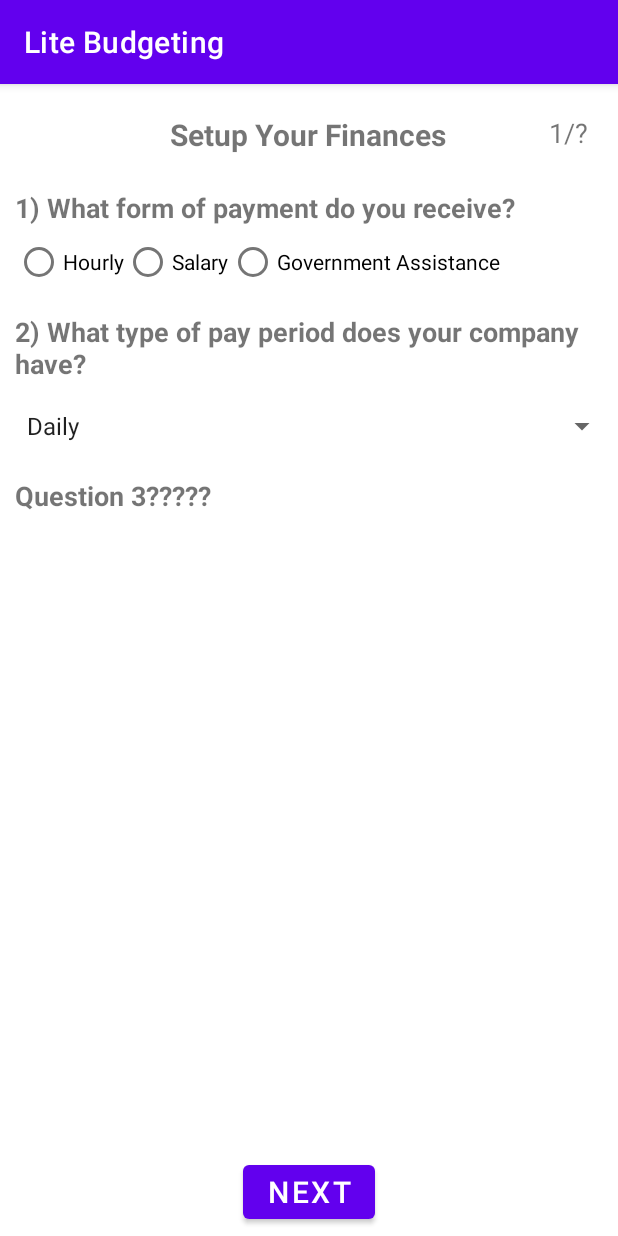
After one commit to Fennrii/BudgetApp, an Android app: the SetupP1 screen opened directly, with no data from a screen before it, on a phone screen of 412 x 824 dp. The commit adds this screen. Run offline under Robolectric (Android 15) with nearby library versions, the phone set to English and light mode, and no system bars.

Commit message:
initial ui

```diff
--- /dev/null
+++ b/app/src/main/java/com/example/litebudgeting/SetupP1.java
@@ -0,0 +1,41 @@
+package com.example.litebudgeting;
+
+import androidx.appcompat.app.AppCompatActivity;
+
+import android.content.Intent;
+import android.os.Bundle;
+import android.view.View;
+import android.widget.ArrayAdapter;
+import android.widget.Button;
+import android.widget.Spinner;
+
+public class SetupP1 extends AppCompatActivity {
+
+    @Override
+    protected void onCreate(Bundle savedInstanceState) {
+        super.onCreate(savedInstanceState);
+        setContentView(R.layout.activity_setup_p1);
+
+        nextPageButton();
+        spinner();
+    }
+
+    private void nextPageButton() {
+        Button nextButton = (Button) findViewById(R.id.btnNextP2);
+        nextButton.setOnClickListener(new View.OnClickListener() {
+            @Override
+            public void onClick(View view) {
+                startActivity(new Intent(SetupP1.this, SetupP2.class));
+            }
+        });
+    }
+
+    private void spinner(){
+        Spinner spinnerLanguages=findViewById(R.id.list_payPeriods);
+        ArrayAdapter<CharSequence> adapter=ArrayAdapter.createFromResource(this, R.array.pay_periods, android.R.layout.simple_spinner_item);
+        adapter.setDropDownViewResource(android.R.layout.simple_spinner_item);
+        spinnerLanguages.setAdapter(adapter);
+    }
+
+
+}
--- /dev/null
+++ b/app/src/main/res/layout/activity_setup_p1.xml
@@ -0,0 +1,117 @@
+<?xml version="1.0" encoding="utf-8"?>
+<RelativeLayout xmlns:android="http://schemas.android.com/apk/res/android"
+    xmlns:tools="http://schemas.android.com/tools"
+    android:layout_width="match_parent"
+    android:layout_height="match_parent"
+    tools:context=".SetupP1">
+
+
+    <!--Page Title-->
+    <TextView
+        android:layout_width="wrap_content"
+        android:layout_height="wrap_content"
+        android:text="@string/finance_txt"
+        android:layout_centerHorizontal="true"
+        android:layout_marginTop="20dp"
+        android:textSize="20sp"
+        android:textStyle="bold"
+        android:id="@+id/txtPageTitle"/>
+
+    <TextView
+        android:layout_width="wrap_content"
+        android:layout_height="wrap_content"
+        android:text="@string/question1_txt"
+        android:layout_marginStart="10dp"
+        android:layout_marginTop="70dp"
+        android:textSize="18sp"
+        android:textStyle="bold"
+        android:id="@+id/txtPaymentTypeQ"/>
+
+    <RadioGroup
+        android:id="@+id/payment_form"
+        android:layout_width="match_parent"
+        android:layout_height="wrap_content"
+        android:layout_below="@id/txtPaymentTypeQ"
+        android:orientation="horizontal"
+        android:layout_marginStart="10dp">
+
+        <RadioButton
+            android:id="@+id/hourly_pay"
+            android:text="@string/hourly_pay"
+            android:layout_width="wrap_content"
+            android:layout_height="wrap_content" />
+
+        <RadioButton
+            android:id="@+id/salary_pay"
+            android:text="@string/salary_pay"
+            android:layout_width="wrap_content"
+            android:layout_height="wrap_content" />
+
+        <RadioButton
+            android:id="@+id/government_pay"
+            android:text="@string/government_pay"
+            android:layout_width="wrap_content"
+            android:layout_height="wrap_content" />
+    </RadioGroup>
+
+
+
+    <!--Page Number-->
+    <TextView
+        android:layout_width="wrap_content"
+        android:layout_height="wrap_content"
+        android:text="@string/setup_page1"
+        android:textSize="18sp"
+        android:layout_marginTop="20dp"
+        android:layout_marginEnd="20dp"
+        android:layout_alignParentEnd="true"
+        android:id="@+id/txtPageNumber1"
+        tools:ignore="RelativeOverlap" />
+
+
+    <!--Next Button-->
+    <Button
+        android:layout_width="wrap_content"
+        android:layout_height="wrap_content"
+        android:text="@string/btnNext"
+        android:textSize="20sp"
+        android:layout_marginBottom="5dp"
+        android:layout_alignParentBottom="true"
+        android:layout_centerHorizontal="true"
+        android:id="@+id/btnNextP2"/>
+
+    <TextView
+        android:id="@+id/txtPayPeriodQ"
+        android:layout_width="wrap_content"
+        android:layout_height="wrap_content"
+        android:text="@string/question2_txt"
+        android:textSize="18sp"
+        android:layout_below="@id/payment_form"
+        android:layout_marginTop="10dp"
+        android:layout_marginStart="10dp"
+        android:textStyle="bold"/>
+
+    <Spinner
+        android:id="@+id/list_payPeriods"
+        android:layout_width="match_parent"
+        android:layout_height="48dp"
+        android:layout_below="@id/txtPayPeriodQ"
+        android:layout_marginTop="5dp"
+        android:layout_marginStart="10dp"
+        android:spinnerMode="dropdown"
+        android:contentDescription="@string/spinner_description"
+        android:tooltipText="@string/spinner_description"/>
+
+    <TextView
+        android:text="Question 3?????"
+        android:layout_below="@+id/list_payPeriods"
+        android:layout_width="wrap_content"
+        android:layout_height="wrap_content"
+        android:layout_marginStart="10dp"
+        android:layout_marginTop="10dp"
+        android:textSize="18sp"
+        android:textStyle="bold"
+        android:id="@+id/txtQ"/>
+
+
+</RelativeLayout>
--- a/app/src/main/res/values-night/themes.xml
+++ b/app/src/main/res/values-night/themes.xml
@@ -1,6 +1,6 @@
 <resources xmlns:tools="http://schemas.android.com/tools">
     <!-- Base application theme. -->
-    <style name="Theme.BudgetApp" parent="Theme.MaterialComponents.DayNight.DarkActionBar">
+    <style name="Theme.LiteBudgeting" parent="Theme.MaterialComponents.DayNight.DarkActionBar">
         <!-- Primary brand color. -->
         <item name="colorPrimary">@color/purple_200</item>
         <item name="colorPrimaryVariant">@color/purple_700</item>
--- a/app/src/main/res/values/strings.xml
+++ b/app/src/main/res/values/strings.xml
@@ -1,3 +1,56 @@
 <resources>
-    <string name="app_name">BudgetApp</string>
+    //Welcome Page Texts
+    <string name="thanks_txt">Thank you for installing our          Lite Budgeting App!</string>
+    <string name="tipFor_w1">Click the Setup button to start filling out our setup form.</string>
+    <string name="btnTo_setupForm">Setup</string>
+    //End
+
+
+
+    //Setup Page 1 Texts
+    <string name="app_name">Lite Budgeting</string>
+    <string name="finance_txt">Setup Your Finances</string>
+    <string name="question1_txt">1) What form of payment do you receive?</string>
+    <string name="question2_txt">2) What type of pay period does your company have?</string>
+    //End
+
+    //Pay Period Spinner Text
+    <string-array name="pay_periods">
+        //Needs to be changed
+        <item>Daily</item>
+        <item>Weekly</item>
+        <item>Bi-Weekly</item>
+        <item>Semi-Monthly</item>
+        <item>Monthly</item>
+        <item>Salary</item>
+    </string-array>
+    <string name="spinner_description">Enter in your Pay Period</string>
+    //End
+
+
+    //Payment types
+    <string name="hourly_pay">Hourly</string>
+    <string name="salary_pay">Salary</string>
+    <string name="government_pay">Government Assistance</string>
+    //End
+
+
+    //Page Number Text
+    <string name="setup_page1">1/?</string>
+    <string name="setup_page2">2/?</string>
+    <string name="setup_page3">3/?</string>
+    <string name="setup_page4">4/?</string>
+    <string name="setup_page5">5/?</string>
+    //End
+
+
+    //Setup Pages Buttons Text
+    <string name="btnNext">Next</string>
+    <string name="btnBack">Back</string>
+    <string name="btnSubmitForm">Submit</string>
+    //End
+
+
+
+
 </resources>
--- a/app/src/main/res/values/themes.xml
+++ b/app/src/main/res/values/themes.xml
@@ -1,6 +1,6 @@
 <resources xmlns:tools="http://schemas.android.com/tools">
     <!-- Base application theme. -->
-    <style name="Theme.BudgetApp" parent="Theme.MaterialComponents.DayNight.DarkActionBar">
+    <style name="Theme.LiteBudgeting" parent="Theme.MaterialComponents.DayNight.DarkActionBar">
         <!-- Primary brand color. -->
         <item name="colorPrimary">@color/purple_500</item>
         <item name="colorPrimaryVariant">@color/purple_700</item>
--- a/build.gradle
+++ b/build.gradle
@@ -1,5 +1,5 @@
 // Top-level build file where you can add configuration options common to all sub-projects/modules.
 plugins {
-    id 'com.android.application' version '7.4.1' apply false
-    id 'com.android.library' version '7.4.1' apply false
+    id 'com.android.application' version '7.4.2' apply false
+    id 'com.android.library' version '7.4.2' apply false
 }
--- a/settings.gradle
+++ b/settings.gradle
@@ -12,5 +12,5 @@ dependencyResolutionManagement {
         mavenCentral()
     }
 }
-rootProject.name = "BudgetApp"
+rootProject.name = "Lite Budgeting"
 include ':app'
```
Also changed, not shown: app/build.gradle (+7 -7 lines), app/src/main/AndroidManifest.xml (+11 -4 lines), app/src/main/java/com/example/litebudgeting/FinalSetupPage.java (added, +31 -0 lines), app/src/main/java/com/example/litebudgeting/MainActivity.java (added, +29 -0 lines), app/src/main/java/com/example/litebudgeting/SetupP2.java (added, +41 -0 lines), app/src/main/java/com/zybooks/budgetapp/MainActivity.java (deleted, +0 -14 lines), app/src/main/res/layout/activity_final_setup_page.xml (added, +42 -0 lines), app/src/main/res/layout/activity_main.xml (+29 -8 lines), app/src/main/res/layout/activity_setup_p2.xml (added, +42 -0 lines), gradle/wrapper/gradle-wrapper.properties, 6 other files.
